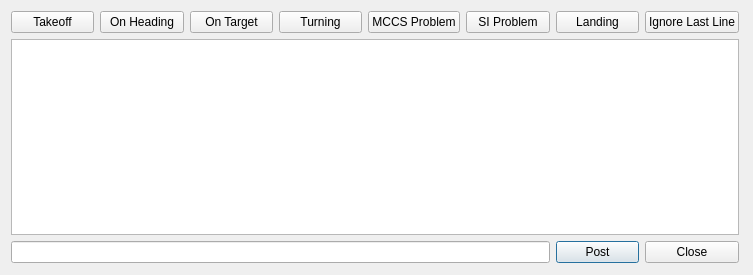
Qt form SOFIACruiseTools/Director/directorLogDialog.ui (astrobokonon/SOFIACruiseTools) before a commit.
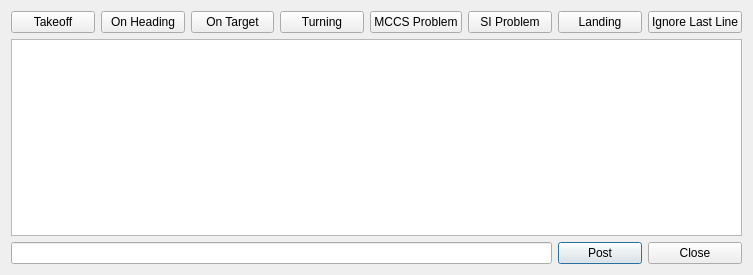
The same form after that commit.

Commit message: Fixed window reshaping; fixed crashed when canceling selections in setup

What changed in the file:
```diff
--- a/SOFIACruiseTools/Director/directorLogDialog.ui
+++ b/SOFIACruiseTools/Director/directorLogDialog.ui
@@ -10,18 +10,17 @@
     <height>275</height>
    </rect>
   </property>
+  <property name="sizePolicy">
+   <sizepolicy hsizetype="MinimumExpanding" vsizetype="Preferred">
+    <horstretch>0</horstretch>
+    <verstretch>0</verstretch>
+   </sizepolicy>
+  </property>
   <property name="windowTitle">
    <string>Dialog</string>
   </property>
-  <widget class="QWidget" name="layoutWidget">
-   <property name="geometry">
-    <rect>
-     <x>11</x>
-     <y>11</y>
-     <width>728</width>
-     <height>252</height>
-    </rect>
-   </property>
+  <layout class="QGridLayout" name="gridLayout_2">
+   <item row="0" column="0">
    <layout class="QGridLayout" name="gridLayout">
     <item row="0" column="0">
      <widget class="QPushButton" name="local_takeoff">
@@ -153,7 +152,8 @@
      </widget>
     </item>
    </layout>
-  </widget>
+   </item>
+  </layout>
  </widget>
  <resources/>
  <connections/>
```
Lines whose indentation alone changed are shown as unchanged. The commit also changes 7 other files.
